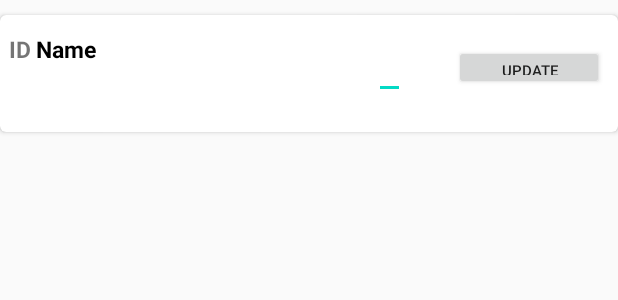
After one commit to EmilyJadeCarter/Beverage_Booker_Staff, an Android app: the layout inventory_item.xml on its own in the app's theme, with its tools: preview values and no code run, on a phone screen of 412 x 824 dp. The commit adds this screen. Shown: the top 300 px of the screen. Run offline under Robolectric (Android 15) with nearby library versions, the phone set to English and light mode, and no system bars; network calls fail.

Commit message:
015 - View Inventory - Implemented Inventory Adapter class so now the recyclerview for the inventory items is working and displaying the menu items read down from the database. Also implemented a simple XML layout for inventory items that displays item name, stock, itemID, and an 'Update' button. No functionality yet, just viewing the inventory.

```diff
--- a/app/src/main/AndroidManifest.xml
+++ b/app/src/main/AndroidManifest.xml
@@ -13,7 +13,8 @@
         android:supportsRtl="true"
         android:theme="@style/AppTheme"
         android:usesCleartextTraffic="true">
-        <activity android:name=".Staff_App.Activities.DeliveriesActivity"></activity>
+        <activity android:name=".Staff_App.Activities.InventoryActivity"></activity>
+        <activity android:name=".Staff_App.Activities.DeliveriesActivity" />
         <activity android:name=".Staff_App.Activities.MainMenuActivity" />
         <activity android:name=".Staff_App.Activities.BrowseMenuActivity" />
         <activity android:name=".Staff_App.Activities.ViewCartItemsActivity">
--- a/app/src/main/java/com/example/beverage_booker_staff/Staff_App/API/Api.java
+++ b/app/src/main/java/com/example/beverage_booker_staff/Staff_App/API/Api.java
@@ -158,4 +158,10 @@ public interface Api {
     Call<ResponseBody> updateOrderStatusToComplete(
             @Field("cartID") int cartID
     );
+
+    //Get  items from database for inventory
+    @GET("getitems")
+    Call<List<MenuItem>> getItemsForInventory(
+            @Query("itemType") String itemType
+    );
 }
--- a/app/src/main/java/com/example/beverage_booker_staff/Staff_App/API/RetrofitClient.java
+++ b/app/src/main/java/com/example/beverage_booker_staff/Staff_App/API/RetrofitClient.java
@@ -13,8 +13,8 @@ import retrofit2.Retrofit;
 import retrofit2.converter.gson.GsonConverterFactory;
 
 public class RetrofitClient {
-    //private static final String BASE_URL = "http://192.168.1.176/BeverageApi/public/";
-    private static final String BASE_URL = "http://benncurby90373.ipage.com/BeverageApi/public/";
+    private static final String BASE_URL = "http://192.168.1.110/BeverageApi/public/";
+    //private static final String BASE_URL = "http://benncurby90373.ipage.com/BeverageApi/public/";
 
     private static final String AUTH = "Basic " + Base64.encodeToString(("benn:CoffeeisGood12!").getBytes(), Base64.NO_WRAP);
 
--- /dev/null
+++ b/app/src/main/res/layout/inventory_item.xml
@@ -0,0 +1,70 @@
+<?xml version="1.0" encoding="utf-8"?>
+<androidx.cardview.widget.CardView xmlns:android="http://schemas.android.com/apk/res/android"
+    xmlns:app="http://schemas.android.com/apk/res-auto"
+    android:layout_width="match_parent"
+    android:layout_height="wrap_content"
+    android:layout_marginTop="10dp"
+    app:cardCornerRadius="4dp">
+
+    <RelativeLayout
+        android:layout_width="match_parent"
+        android:layout_height="70dp"
+        android:layout_margin="4dp">
+
+        <TextView
+            android:id="@+id/inventoryItemID"
+            android:layout_width="wrap_content"
+            android:layout_height="wrap_content"
+            android:layout_marginTop="8dp"
+            android:layout_marginStart="2dp"
+            android:text="ID"
+            android:textSize="15sp"
+            android:textStyle="bold"
+            android:layout_marginLeft="2dp" />
+
+        <TextView
+            android:id="@+id/inventoryItemName"
+            android:layout_width="wrap_content"
+            android:layout_height="wrap_content"
+            android:layout_alignParentStart="true"
+            android:layout_alignParentTop="true"
+            android:layout_marginStart="20dp"
+            android:layout_marginTop="8dp"
+            android:text="Name"
+            android:textColor="@android:color/black"
+            android:textSize="15sp"
+            android:textStyle="bold"
+            android:layout_marginLeft="20dp"
+            android:layout_alignParentLeft="true" />
+
+
+        <EditText
+            android:id="@+id/inventoryItemStock"
+            android:layout_width="wrap_content"
+            android:layout_height="wrap_content"
+            android:layout_alignParentStart="true"
+            android:layout_alignParentLeft="true"
+            android:layout_alignParentTop="true"
+            android:layout_marginStart="245dp"
+            android:layout_marginLeft="245dp"
+            android:layout_marginTop="10dp"
+            android:textColor="@android:color/black"
+            android:textSize="15sp"
+            android:textStyle="bold" />
+
+        <Button
+            android:id="@+id/updateInventoryItem"
+            android:layout_width="100dp"
+            android:layout_height="30dp"
+            android:layout_alignParentTop="true"
+            android:layout_alignParentEnd="true"
+            android:layout_alignParentRight="true"
+            android:layout_marginTop="16dp"
+            android:layout_marginEnd="5dp"
+            android:layout_marginRight="5dp"
+            android:text="Update"
+            android:textSize="10dp" />
+
+    </RelativeLayout>
+
+</androidx.cardview.widget.CardView>
```
Also changed, not shown: app/src/main/java/com/example/beverage_booker_staff/Staff_App/Activities/InventoryActivity.java (added, +70 -0 lines), app/src/main/java/com/example/beverage_booker_staff/Staff_App/Activities/MainMenuActivity.java (+20 -5 lines), app/src/main/java/com/example/beverage_booker_staff/Staff_App/Adaptors/InventoryAdapter.java (added, +96 -0 lines), app/src/main/java/com/example/beverage_booker_staff/Staff_App/Models/MenuItem.java (+13 -1 lines), app/src/main/res/layout/activity_inventory.xml (added, +29 -0 lines), app/src/main/res/layout/activity_main_menu.xml (+21 -10 lines).
